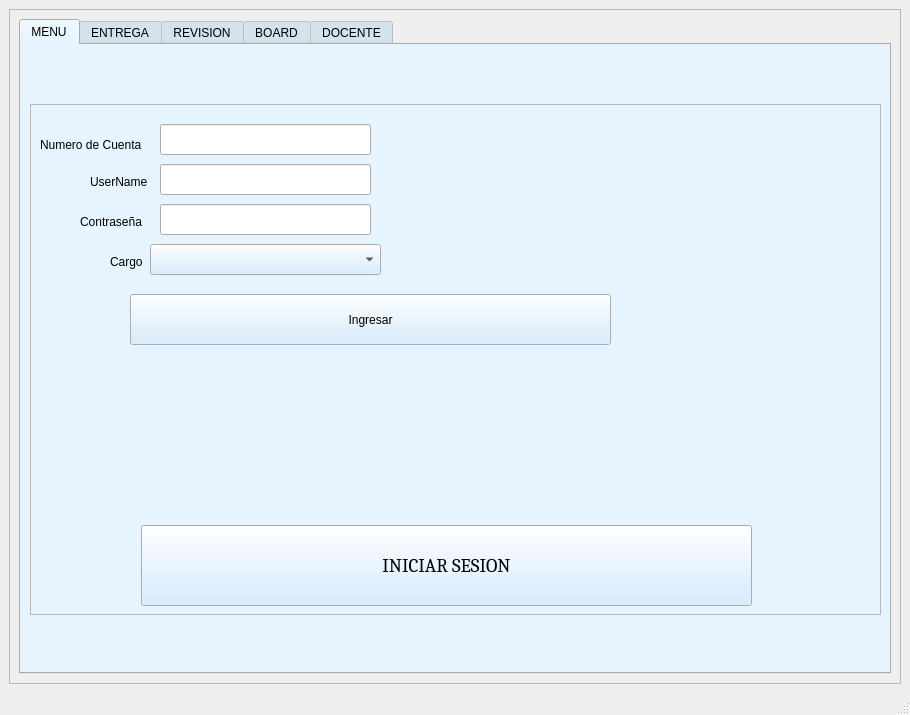
Above: ProyectoEstructuraDatos/mainwindow.ui from EmaGaleas/Proyecto_BaseDatos_Silabos before the change. Below: the same form after it.
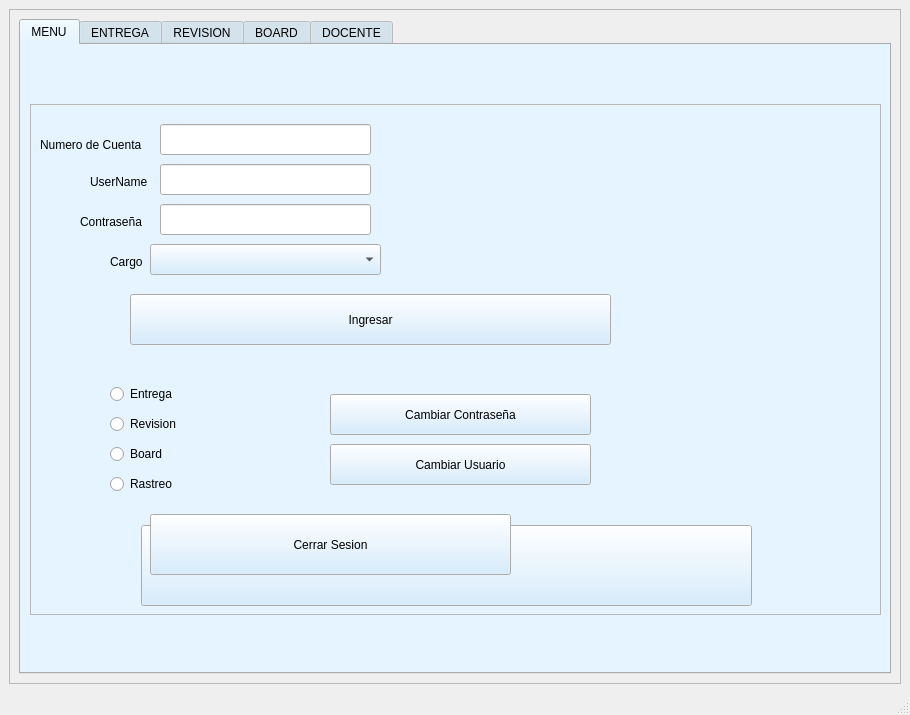
That is the form after the change.

```diff
--- a/ProyectoEstructuraDatos/mainwindow.ui
+++ b/ProyectoEstructuraDatos/mainwindow.ui
@@ -360,6 +360,97 @@
               </rect>
              </property>
             </widget>
+            <widget class="QRadioButton" name="RB_Entrega">
+             <property name="geometry">
+              <rect>
+               <x>80</x>
+               <y>280</y>
+               <width>100</width>
+               <height>20</height>
+              </rect>
+             </property>
+             <property name="text">
+              <string>Entrega</string>
+             </property>
+            </widget>
+            <widget class="QRadioButton" name="RB_Revision">
+             <property name="geometry">
+              <rect>
+               <x>80</x>
+               <y>310</y>
+               <width>100</width>
+               <height>20</height>
+              </rect>
+             </property>
+             <property name="text">
+              <string>Revision</string>
+             </property>
+            </widget>
+            <widget class="QRadioButton" name="RB_Board">
+             <property name="geometry">
+              <rect>
+               <x>80</x>
+               <y>340</y>
+               <width>100</width>
+               <height>20</height>
+              </rect>
+             </property>
+             <property name="text">
+              <string>Board</string>
+             </property>
+            </widget>
+            <widget class="QRadioButton" name="RB_Rastreo">
+             <property name="geometry">
+              <rect>
+               <x>80</x>
+               <y>370</y>
+               <width>100</width>
+               <height>20</height>
+              </rect>
+             </property>
+             <property name="text">
+              <string>Rastreo</string>
+             </property>
+            </widget>
+            <widget class="QPushButton" name="btn_CerrarSesion">
+             <property name="geometry">
+              <rect>
+               <x>120</x>
+               <y>410</y>
+               <width>361</width>
+               <height>61</height>
+              </rect>
+             </property>
+             <property name="text">
+              <string>Cerrar Sesion</string>
+             </property>
+            </widget>
+            <widget class="QPushButton" name="Btn_CambContra">
+             <property name="geometry">
+              <rect>
+               <x>300</x>
+               <y>290</y>
+               <width>261</width>
+               <height>41</height>
+              </rect>
+             </property>
+             <property name="text">
+              <string>Cambiar Contraseña</string>
+             </property>
+            </widget>
+            <widget class="QPushButton" name="btn_cambusuario">
+             <property name="geometry">
+              <rect>
+               <x>300</x>
+               <y>340</y>
+               <width>261</width>
+               <height>41</height>
+              </rect>
+             </property>
+             <property name="text">
+              <string>Cambiar Usuario</string>
+             </property>
+            </widget>
            </widget>
            <zorder>btn_IniciarSesion</zorder>
            <zorder>lbl_pngMenu</zorder>
```
Left out of the diff: 7 changed lines with no effect on the pictures.
